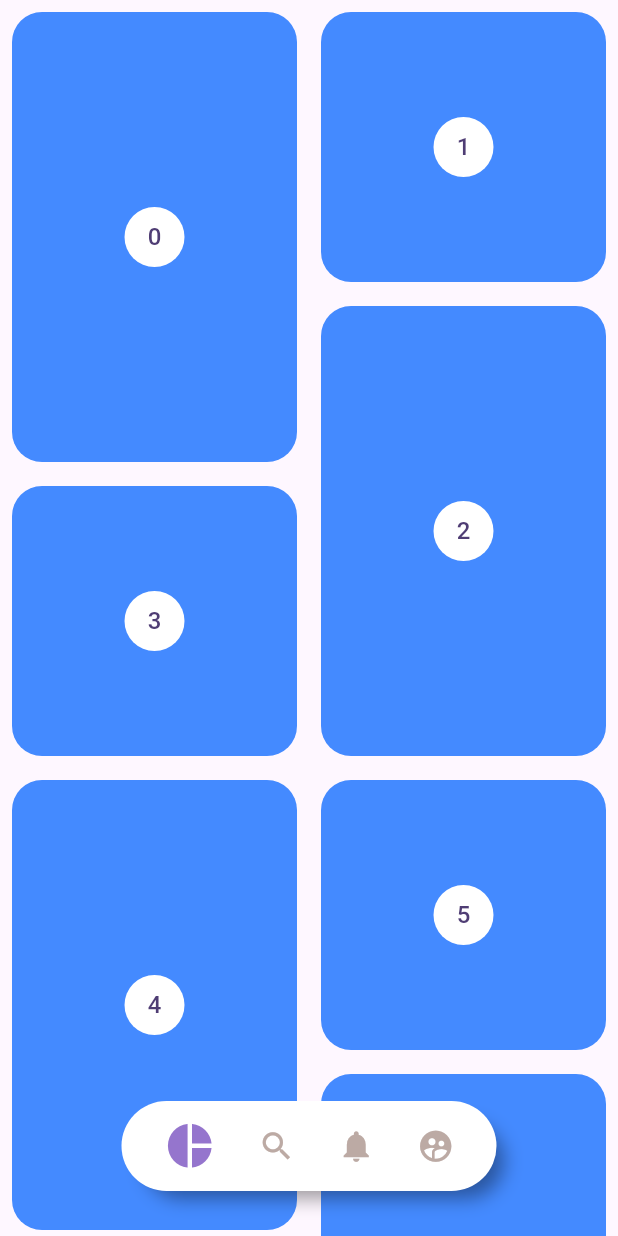
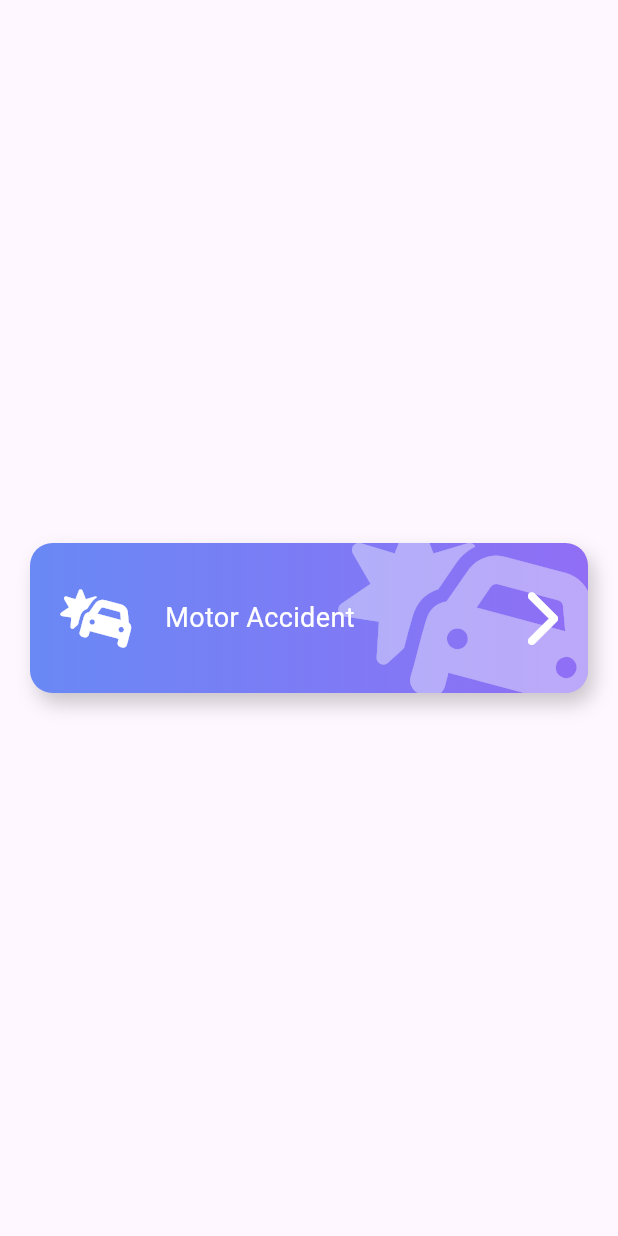
Before and after one commit to viktorhugo/desing_app, a Flutter app: the screen it shows after launch, on a phone screen of 412 x 824 dp. Run offline on Flutter 3.47's test engine with Material 3 defaults, Android fonts, the light colour scheme and no system bars; our stand-ins replace flutter_svg, font_awesome_flutter.

Commit message:
headers and buttons

```diff
--- a/lib/main.dart
+++ b/lib/main.dart
@@ -18,7 +18,7 @@
         colorScheme: ColorScheme.fromSeed(seedColor: Colors.deepPurple),
         useMaterial3: true,
       ),
-      home: const PinterestPage(),
+      home: const EmergencyPage(),
     );
   }
 }
--- /dev/null
+++ b/lib/pages/emergency_page.dart
@@ -0,0 +1,35 @@
+import 'package:desing_app/widgets/buttons.dart';
+import 'package:desing_app/widgets/headers.dart';
+import 'package:flutter/material.dart';
+import 'package:font_awesome_flutter/font_awesome_flutter.dart';
+
+class EmergencyPage extends StatelessWidget {
+  const EmergencyPage({super.key});
+
+  @override
+  Widget build(BuildContext context) {
+    return const Scaffold(
+      // backgroundColor: Colors.amberAccent,
+      body: Center(
+        child: ButtonLx(),
+      )
+    );
+  }
+}
+
+class Header extends StatelessWidget {
+  const Header({
+    super.key,
+  });
+
+  @override
+  Widget build(BuildContext context) {
+    return const IconHeader(
+      title: 'You have requested',
+      subTitle: 'Medical assistance',
+      icon: FontAwesomeIcons.plus,
+      color1: Color(0xff526BF6),
+      color2: Color(0xff67ACF2),
+    );
+  }
+}
--- a/lib/pages/pages.dart
+++ b/lib/pages/pages.dart
@@ -3,3 +3,4 @@
 export 'package:desing_app/pages/animations_page.dart';
 export 'package:desing_app/pages/header_page.dart';
 export 'package:desing_app/pages/pinteres_page.dart';
+export 'package:desing_app/pages/emergency_page.dart';
--- /dev/null
+++ b/lib/widgets/buttons.dart
@@ -0,0 +1,87 @@
+import 'package:flutter/material.dart';
+import 'package:font_awesome_flutter/font_awesome_flutter.dart';
+
+class ButtonLx extends StatelessWidget {
+
+
+
+  const ButtonLx({super.key});
+
+  @override
+  Widget build(BuildContext context) {
+
+    return const Stack(
+      children: [
+        _ButtonLxBackground(
+          color1: Color(0xff6989f5),
+          color2: Color(0xff906EF5),
+        ),
+        Row(
+          mainAxisAlignment: MainAxisAlignment.center,
+          children: [
+            SizedBox(height: 140,width: 40),
+            FaIcon(FontAwesomeIcons.carBurst, color: Colors.white, size: 40,),
+            SizedBox(width: 20),
+            Expanded(child: Text('Motor Accident', style: TextStyle(color: Colors.white, fontSize: 18),)),
+            FaIcon(FontAwesomeIcons.chevronRight, color: Colors.white, size: 40,),
+            SizedBox(width: 40),
+          ],
+        )
+      ],
+    );
+  }
+}
+
+class _ButtonLxBackground extends StatelessWidget {
+
+  final Color color1;
+  final Color color2;
+
+  const _ButtonLxBackground({
+    super.key,
+    required this.color1,
+    required this.color2,
+  });
+
+  @override
+  Widget build(BuildContext context) {
+    return Container(
+
+      width: double.infinity,
+      height: 100,
+      margin: const EdgeInsets.all(20),
+      decoration:  BoxDecoration(
+        // color: Colors.cyan,
+        boxShadow: [
+          BoxShadow(
+            color: Colors.black.withOpacity(0.2),
+            offset: const Offset(4, 7),
+            blurRadius: 10
+          )
+        ],
+        borderRadius: const BorderRadius.all(Radius.circular(15)),
+        gradient: LinearGradient(
+          begin: Alignment.centerLeft,
+          end: Alignment.centerRight,
+          colors: [
+            color1,
+            color2
+          ]
+        )
+      ),
+
+      child: ClipRRect( // cortar los bordes si algo se sale
+        child: Stack(
+          children: [
+            Positioned(
+              right: -20,
+              top: -20,
+              child: FaIcon(FontAwesomeIcons.carBurst, size: 150, color: Colors.white.withOpacity(0.4),)
+            )
+          ],
+        ),
+        borderRadius: const BorderRadius.all(Radius.circular(15)),
+      ),
+    );
+  }
+}
--- a/pubspec.yaml
+++ b/pubspec.yaml
@@ -33,6 +33,7 @@
     sdk: flutter
   flutter_staggered_grid_view: ^0.7.0
   flutter_svg: ^2.0.7
+  font_awesome_flutter: ^10.6.0
   provider: ^6.0.5
 
 dev_dependencies:
```
Also changed, not shown: lib/widgets/headers.dart (+81 -0 lines), pubspec.lock.
